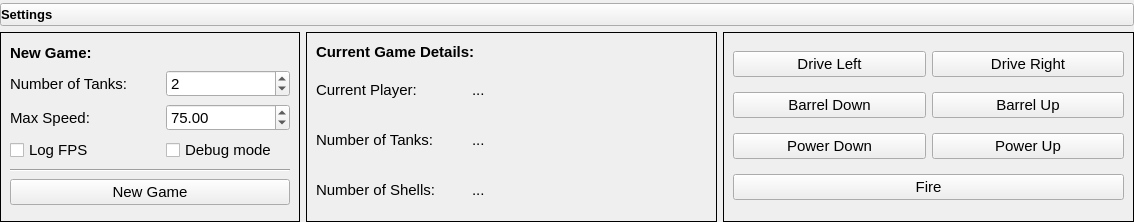
Above: ui/Settings.ui from kpdudek/TankGame before the change. Below: the same form after it.
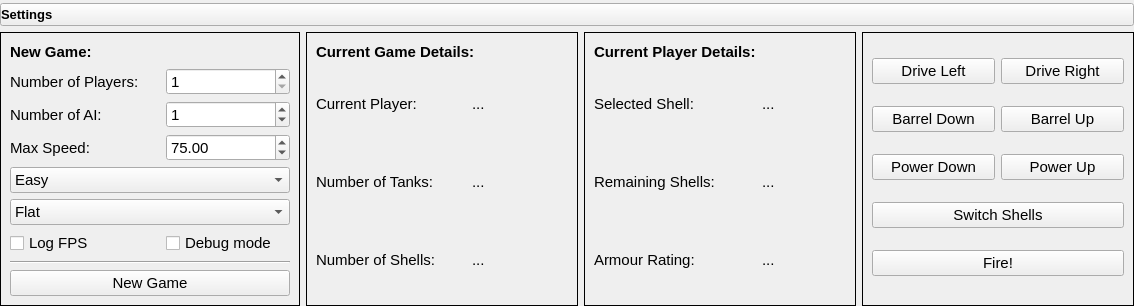
That is the form after the change. Icons and pictures are not drawn.

Commit message: New shells and better physics

```diff
--- a/ui/Settings.ui
+++ b/ui/Settings.ui
@@ -7,7 +7,7 @@
     <x>0</x>
     <y>0</y>
     <width>1134</width>
-    <height>222</height>
+    <height>292</height>
    </rect>
   </property>
   <property name="sizePolicy">
@@ -138,40 +138,52 @@
          <property name="bottomMargin">
           <number>9</number>
          </property>
-         <item row="7" column="0" colspan="2">
-          <widget class="QPushButton" name="reset_button">
-           <property name="font">
-            <font>
-             <pointsize>11</pointsize>
-            </font>
+         <item row="2" column="1">
+          <widget class="QFrame" name="frame_6">
+           <property name="sizePolicy">
+            <sizepolicy hsizetype="Preferred" vsizetype="Fixed">
+             <horstretch>0</horstretch>
+             <verstretch>0</verstretch>
+            </sizepolicy>
            </property>
-           <property name="text">
-            <string>New Game</string>
+           <property name="frameShape">
+            <enum>QFrame::NoFrame</enum>
            </property>
-          </widget>
-         </item>
-         <item row="5" column="0">
-          <widget class="QCheckBox" name="log_fps_checkbox">
-           <property name="font">
-            <font>
-             <pointsize>11</pointsize>
-            </font>
+           <property name="frameShadow">
+            <enum>QFrame::Plain</enum>
            </property>
-           <property name="text">
-            <string>Log FPS</string>
-           </property>
-          </widget>
-         </item>
-         <item row="5" column="1">
-          <widget class="QCheckBox" name="debug_mode_checkbox">
-           <property name="font">
-            <font>
-             <pointsize>11</pointsize>
-            </font>
-           </property>
-           <property name="text">
-            <string>Debug mode</string>
-           </property>
+           <layout class="QGridLayout" name="gridLayout_8">
+            <property name="leftMargin">
+             <number>0</number>
+            </property>
+            <property name="topMargin">
+             <number>0</number>
+            </property>
+            <property name="rightMargin">
+             <number>0</number>
+            </property>
+            <property name="bottomMargin">
+             <number>0</number>
+            </property>
+            <item row="0" column="1">
+             <widget class="QSpinBox" name="tank_count_spinbox">
+              <property name="font">
+               <font>
+                <pointsize>11</pointsize>
+               </font>
+              </property>
+              <property name="minimum">
+               <number>1</number>
+              </property>
+              <property name="maximum">
+               <number>500</number>
+              </property>
+              <property name="value">
+               <number>1</number>
+              </property>
+             </widget>
+            </item>
+           </layout>
           </widget>
          </item>
          <item row="4" column="1">
@@ -225,59 +237,40 @@
            </layout>
           </widget>
          </item>
-         <item row="6" column="0" colspan="2">
-          <widget class="Line" name="line">
-           <property name="orientation">
-            <enum>Qt::Horizontal</enum>
+         <item row="7" column="0">
+          <widget class="QCheckBox" name="log_fps_checkbox">
+           <property name="font">
+            <font>
+             <pointsize>11</pointsize>
+            </font>
            </property>
+           <property name="text">
+            <string>Log FPS</string>
+           </property>
           </widget>
          </item>
-         <item row="2" column="1">
-          <widget class="QFrame" name="frame_6">
-           <property name="sizePolicy">
-            <sizepolicy hsizetype="Preferred" vsizetype="Fixed">
-             <horstretch>0</horstretch>
-             <verstretch>0</verstretch>
-            </sizepolicy>
+         <item row="9" column="0" colspan="2">
+          <widget class="QPushButton" name="reset_button">
+           <property name="font">
+            <font>
+             <pointsize>11</pointsize>
+            </font>
            </property>
-           <property name="frameShape">
-            <enum>QFrame::NoFrame</enum>
+           <property name="text">
+            <string>New Game</string>
            </property>
-           <property name="frameShadow">
-            <enum>QFrame::Plain</enum>
+          </widget>
+         </item>
+         <item row="7" column="1">
+          <widget class="QCheckBox" name="debug_mode_checkbox">
+           <property name="font">
+            <font>
+             <pointsize>11</pointsize>
+            </font>
            </property>
-           <layout class="QGridLayout" name="gridLayout_8">
-            <property name="leftMargin">
-             <number>0</number>
-            </property>
-            <property name="topMargin">
-             <number>0</number>
-            </property>
-            <property name="rightMargin">
-             <number>0</number>
-            </property>
-            <property name="bottomMargin">
-             <number>0</number>
-            </property>
-            <item row="0" column="1">
-             <widget class="QSpinBox" name="tank_count_spinbox">
-              <property name="font">
-               <font>
-                <pointsize>11</pointsize>
-               </font>
-              </property>
-              <property name="minimum">
-               <number>1</number>
-              </property>
-              <property name="maximum">
-               <number>500</number>
-              </property>
-              <property name="value">
-               <number>2</number>
-              </property>
-             </widget>
-            </item>
-           </layout>
+           <property name="text">
+            <string>Debug mode</string>
+           </property>
           </widget>
          </item>
          <item row="1" column="0" colspan="2">
@@ -306,6 +299,13 @@
            </property>
           </widget>
          </item>
+         <item row="8" column="0" colspan="2">
+          <widget class="Line" name="line">
+           <property name="orientation">
+            <enum>Qt::Horizontal</enum>
+           </property>
+          </widget>
+         </item>
          <item row="4" column="0">
           <widget class="QLabel" name="label_5">
            <property name="sizePolicy">
@@ -362,7 +362,67 @@
             </font>
            </property>
            <property name="text">
-            <string>Number of Tanks: </string>
+            <string>Number of Players: </string>
+           </property>
+          </widget>
+         </item>
+         <item row="5" column="0" colspan="2">
+          <widget class="QComboBox" name="game_difficulty_combobox">
+           <item>
+            <property name="text">
+             <string>Easy</string>
+            </property>
+           </item>
+           <item>
+            <property name="text">
+             <string>Medium</string>
+            </property>
+           </item>
+           <item>
+            <property name="text">
+             <string>Hard</string>
+            </property>
+           </item>
+           <item>
+            <property name="text">
+             <string>Impossible</string>
+            </property>
+           </item>
+          </widget>
+         </item>
+         <item row="6" column="0" colspan="2">
+          <widget class="QComboBox" name="map_type_combobox">
+           <item>
+            <property name="text">
+             <string>Flat</string>
+            </property>
+           </item>
+           <item>
+            <property name="text">
+             <string>Peak</string>
+            </property>
+           </item>
+           <item>
+            <property name="text">
+             <string>Perlin</string>
+            </property>
+           </item>
+          </widget>
+         </item>
+         <item row="3" column="0">
+          <widget class="QLabel" name="label_15">
+           <property name="text">
+            <string>Number of AI:</string>
+           </property>
+          </widget>
+         </item>
+         <item row="3" column="1">
+          <widget class="QSpinBox" name="ai_count_spinbox">
+           <property name="maximum">
+            <number>10</number>
+           </property>
+           <property name="value">
+            <number>1</number>
            </property>
           </widget>
          </item>
@@ -494,6 +554,86 @@
         </layout>
        </widget>
       </item>
+      <item>
+       <widget class="QFrame" name="player_details_frame">
+        <property name="frameShape">
+         <enum>QFrame::Box</enum>
+        </property>
+        <property name="frameShadow">
+         <enum>QFrame::Plain</enum>
+        </property>
+        <layout class="QGridLayout" name="gridLayout_4">
+         <item row="2" column="0">
+          <widget class="QLabel" name="label_11">
+           <property name="text">
+            <string>Remaining Shells: </string>
+           </property>
+          </widget>
+         </item>
+         <item row="2" column="1">
+          <widget class="QLabel" name="label_12">
+           <property name="text">
+            <string>...</string>
+           </property>
+          </widget>
+         </item>
+         <item row="1" column="1">
+          <widget class="QLabel" name="label_10">
+           <property name="text">
+            <string>...</string>
+           </property>
+          </widget>
+         </item>
+         <item row="0" column="0">
+          <widget class="QLabel" name="label_8">
+           <property name="minimumSize">
+            <size>
+             <width>0</width>
+             <height>20</height>
+            </size>
+           </property>
+           <property name="maximumSize">
+            <size>
+             <width>16777215</width>
+             <height>20</height>
+            </size>
+           </property>
+           <property name="font">
+            <font>
+             <pointsize>11</pointsize>
+             <weight>75</weight>
+             <bold>true</bold>
+            </font>
+           </property>
+           <property name="text">
+            <string>Current Player Details:</string>
+           </property>
+          </widget>
+         </item>
+         <item row="1" column="0">
+          <widget class="QLabel" name="label_9">
+           <property name="text">
+            <string>Selected Shell: </string>
+           </property>
+          </widget>
+         </item>
+         <item row="3" column="0">
+          <widget class="QLabel" name="label_13">
+           <property name="text">
+            <string>Armour Rating:</string>
+           </property>
+          </widget>
+         </item>
+         <item row="3" column="1">
+          <widget class="QLabel" name="label_14">
+           <property name="text">
+            <string>...</string>
+           </property>
+          </widget>
+         </item>
+        </layout>
+       </widget>
+      </item>
       <item>
        <widget class="QFrame" name="frame_2">
         <property name="frameShape">
@@ -503,10 +643,10 @@
          <enum>QFrame::Plain</enum>
         </property>
         <layout class="QGridLayout" name="gridLayout_3">
-         <item row="3" column="0" colspan="2">
+         <item row="4" column="1" colspan="2">
           <widget class="QPushButton" name="fire_button">
            <property name="text">
-            <string>Fire</string>
+            <string>Fire!</string>
            </property>
            <property name="autoRepeat">
             <bool>true</bool>
@@ -519,7 +659,7 @@
            </property>
           </widget>
          </item>
-         <item row="1" column="1">
+         <item row="1" column="2">
           <widget class="QPushButton" name="barrel_up_button">
            <property name="text">
             <string>Barrel Up</string>
@@ -535,7 +675,7 @@
            </property>
           </widget>
          </item>
-         <item row="1" column="0">
+         <item row="1" column="1">
           <widget class="QPushButton" name="barrel_down_button">
            <property name="text">
             <string>Barrel Down</string>
@@ -551,39 +691,7 @@
            </property>
           </widget>
          </item>
-         <item row="0" column="0">
-          <widget class="QPushButton" name="drive_left_button">
-           <property name="text">
-            <string>Drive Left</string>
-           </property>
-           <property name="autoRepeat">
-            <bool>true</bool>
-           </property>
-           <property name="autoRepeatDelay">
-            <number>10</number>
-           </property>
-           <property name="autoRepeatInterval">
-            <number>10</number>
-           </property>
-          </widget>
-         </item>
-         <item row="0" column="1">
-          <widget class="QPushButton" name="drive_right_button">
-           <property name="text">
-            <string>Drive Right</string>
-           </property>
-           <property name="autoRepeat">
-            <bool>true</bool>
-           </property>
-           <property name="autoRepeatDelay">
-            <number>10</number>
-           </property>
-           <property name="autoRepeatInterval">
-            <number>10</number>
-           </property>
-          </widget>
-         </item>
-         <item row="2" column="0">
+         <item row="2" column="1">
           <widget class="QPushButton" name="power_down_button">
            <property name="text">
             <string>Power Down</string>
@@ -599,7 +707,23 @@
            </property>
           </widget>
          </item>
-         <item row="2" column="1">
+         <item row="0" column="1">
+          <widget class="QPushButton" name="drive_left_button">
+           <property name="text">
+            <string>Drive Left</string>
+           </property>
+           <property name="autoRepeat">
+            <bool>true</bool>
+           </property>
+           <property name="autoRepeatDelay">
+            <number>10</number>
+           </property>
+           <property name="autoRepeatInterval">
+            <number>10</number>
+           </property>
+          </widget>
+         </item>
+         <item row="2" column="2">
           <widget class="QPushButton" name="power_up_button">
            <property name="text">
             <string>Power Up</string>
@@ -615,6 +739,29 @@
            </property>
           </widget>
          </item>
+         <item row="0" column="2">
+          <widget class="QPushButton" name="drive_right_button">
+           <property name="text">
+            <string>Drive Right</string>
+           </property>
+           <property name="autoRepeat">
+            <bool>true</bool>
+           </property>
+           <property name="autoRepeatDelay">
+            <number>10</number>
+           </property>
+           <property name="autoRepeatInterval">
+            <number>10</number>
+           </property>
+          </widget>
+         </item>
+         <item row="3" column="1" colspan="2">
+          <widget class="QPushButton" name="switch_shells_button">
+           <property name="text">
+            <string>Switch Shells</string>
+           </property>
+          </widget>
+         </item>
         </layout>
        </widget>
       </item>
```
Left out of the diff: 2 changed lines with no effect on the pictures. The commit also changes 11 other files.
